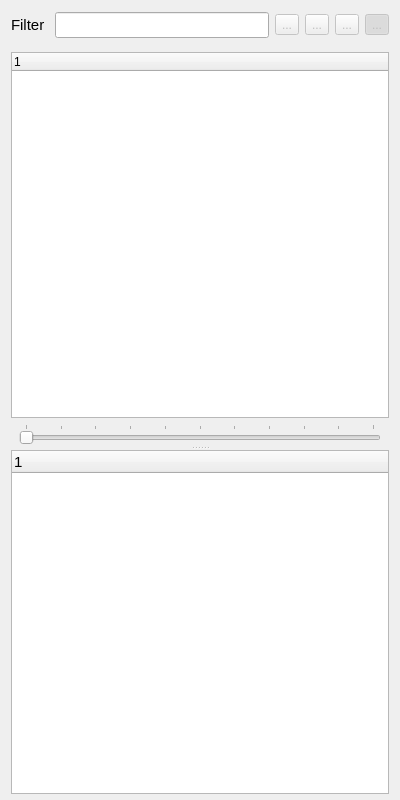
The window that sources/outlinerview.ui (mikaelsundell/usdviewer) describes before a commit, drawn with Qt 5.
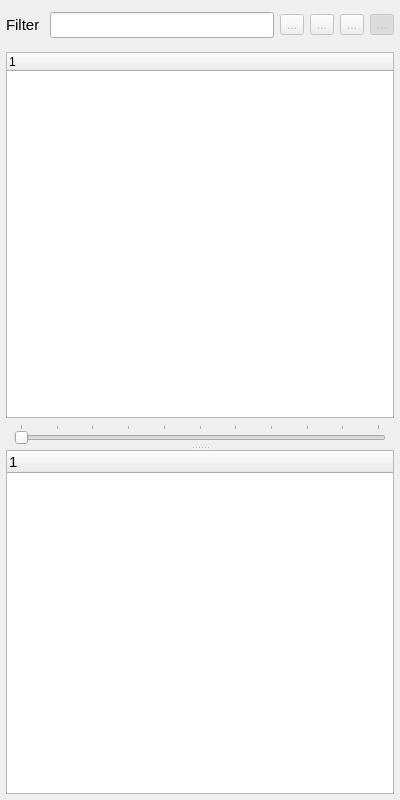
The same window after the commit. Custom widgets are drawn as their Qt base class.

Commit message: Changed python default icon Added previous and next buttons in console Improved margins in docks

Patch:
```diff
--- a/sources/outlinerview.ui
+++ b/sources/outlinerview.ui
@@ -14,9 +14,15 @@
    <string>Form</string>
   </property>
   <layout class="QVBoxLayout" name="verticalLayout_4">
+   <property name="leftMargin">
+    <number>6</number>
+   </property>
    <property name="topMargin">
     <number>4</number>
    </property>
+   <property name="rightMargin">
+    <number>6</number>
+   </property>
    <property name="bottomMargin">
     <number>6</number>
    </property>
```
The commit also changes 12 other files.
